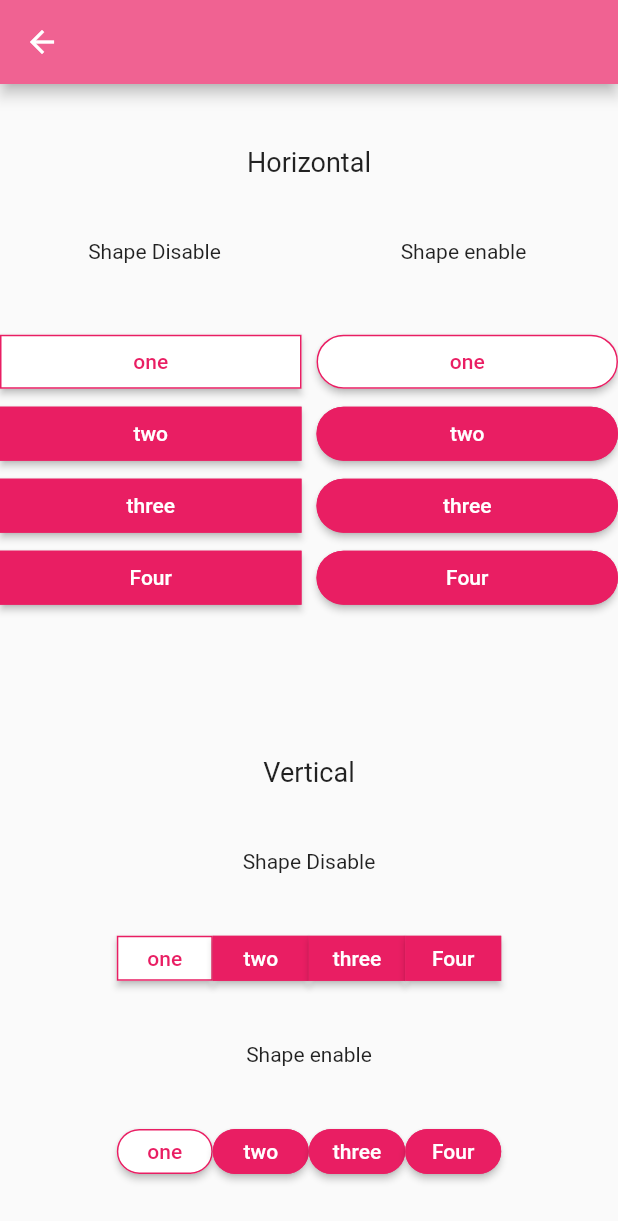
After one commit to riddhibhavsar1/Assignment10, a Flutter app: the Assignment11_2 screen opened directly, on a phone screen of 412 x 824 dp. The commit adds this screen. Shown: the top 1221 px of the screen. Run offline on Flutter 3.47's test engine with Material 2 defaults, Android fonts, the phone set to English and light mode, and no system bars.

Commit message:
#1 Assignment 11 added

```diff
--- /dev/null
+++ b/lib/Pages/Assignment11(2).dart
@@ -0,0 +1,81 @@
+import 'package:assignment10/widgets/CustomButtonRadio.dart';
+import 'package:assignment10/widgets/CutomButtonList.dart';
+import 'package:flutter/material.dart';
+
+class Assignment11_2 extends StatefulWidget {
+  const Assignment11_2({Key? key}) : super(key: key);
+
+  @override
+  _Assignment11_2State createState() => _Assignment11_2State();
+}
+
+class _Assignment11_2State extends State<Assignment11_2> {
+  @override
+  Widget build(BuildContext context) {
+    return Scaffold(
+      appBar: AppBar(),
+      body: Column(mainAxisAlignment: MainAxisAlignment.spaceEvenly, children: [
+        Text('Horizontal', style: TextStyle(fontSize: 18)),
+        Row(
+          children: [
+            Expanded(
+                flex: 1,
+                child: Text(
+                  'Shape Disable',
+                  textAlign: TextAlign.center,
+                )),
+            Expanded(
+                flex: 1,
+                child: Text(
+                  'Shape enable',
+                  textAlign: TextAlign.center,
+                )),
+          ],
+        ),
+        GridView.count(
+          shrinkWrap: true,
+          physics: const NeverScrollableScrollPhysics(),
+          crossAxisCount: 2,
+          crossAxisSpacing: 10,
+          childAspectRatio: 9 / 11,
+          children: [
+            CustomButtonList(
+              names: ['one', 'two', 'three', 'Four'],
+            ),
+            CustomButtonList(
+              names: ['one', 'two', 'three', 'Four'],
+              roundedBorder: true,
+            ),
+          ],
+        ),
+        Text(
+          'Vertical',
+          style: TextStyle(fontSize: 18),
+        ),
+        Row(
+          mainAxisAlignment: MainAxisAlignment.center,
+          children: [Text('Shape Disable')],
+        ),
+        SizedBox(
+          height: 30,
+          child: CustomButtonList(
+            names: ['one', 'two', 'three', 'Four'],
+            horizontalScroll: true,
+          ),
+        ),
+        Row(
+          mainAxisAlignment: MainAxisAlignment.center,
+          children: [Text('Shape enable')],
+        ),
+        SizedBox(
+          height: 30,
+          child: CustomButtonList(
+            names: ['one', 'two', 'three', 'Four'],
+            horizontalScroll: true,
+            roundedBorder: true,
+          ),
+        ),
+      ]),
+    );
+  }
+}
--- /dev/null
+++ b/lib/model/CustomButton.dart
@@ -0,0 +1,10 @@
+
+class CustomButton{
+  String name;
+      bool state;
+  CustomButton({
+  required this.name,
+  required this.state,});
+
+
+}
--- /dev/null
+++ b/lib/widgets/CutomButtonList.dart
@@ -0,0 +1,55 @@
+
+import 'package:assignment10/model/CustomButton.dart';
+import 'package:flutter/material.dart';
+
+class CustomButtonList extends StatefulWidget {
+   late List<String> names;
+    bool horizontalScroll;
+    bool roundedBorder;
+   CustomButtonList({Key? key,required this.names,this.horizontalScroll=false,this.roundedBorder=false}) : super(key: key);
+   @override
+  State<CustomButtonList> createState() => _CustomButtonListState(names,horizontalScroll,roundedBorder);
+}
+
+class _CustomButtonListState extends State<CustomButtonList> {
+  List<CustomButton> value=[] ;
+  late List<String> names ;
+  bool horizontalScroll;
+  bool roundedBorder;
+  _CustomButtonListState(this.names, this.horizontalScroll, this.roundedBorder);
+
+  @override
+  void initState() {
+    names.forEach((element) {
+      value.add(CustomButton(name: element, state: false));
+    });
+    value[0].state=true;
+    super.initState();
+  }
+  @override
+  Widget build(BuildContext context) {
+    return ListView.builder(
+        shrinkWrap: true,
+       scrollDirection: horizontalScroll? Axis.horizontal: Axis.vertical,
+        itemCount: value.length,
+        itemBuilder: (context, index) {
+          return ElevatedButton(
+             style: ButtonStyle(
+                  backgroundColor: MaterialStateProperty.all<Color>(value[index].state? Colors.white : Colors.pink),
+                  shape: MaterialStateProperty.all<RoundedRectangleBorder>(
+                      RoundedRectangleBorder(
+                          borderRadius: roundedBorder?BorderRadius.circular(18.0):BorderRadius.zero,
+                          side: BorderSide(color: Colors.pink)
+                      )
+                  )
+              ),
+
+            onPressed: () { setState(() {
+              value[index].state =  !value[index].state;
+            });  },
+
+            child: Text(value[index].name,style: TextStyle(color:value[index].state? Colors.pink : Colors.white, ),),
+          );
+        });
+  }
+}
```
Also changed, not shown: lib/Pages/Assignment11(4).dart (added, +81 -0 lines), lib/Pages/HomePage.dart (+44 -15 lines), lib/Pages/assignment11(1).dart (added, +124 -0 lines), lib/widgets/CustomButtonRadio.dart (added, +49 -0 lines), pubspec.lock, 1 other file.
